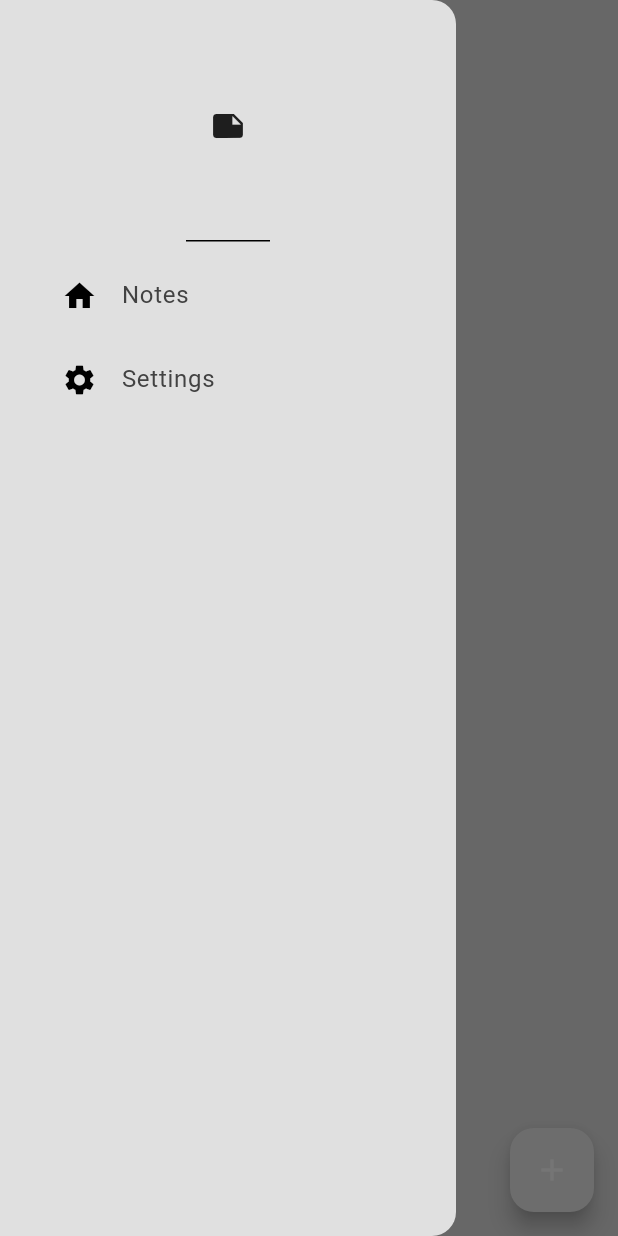
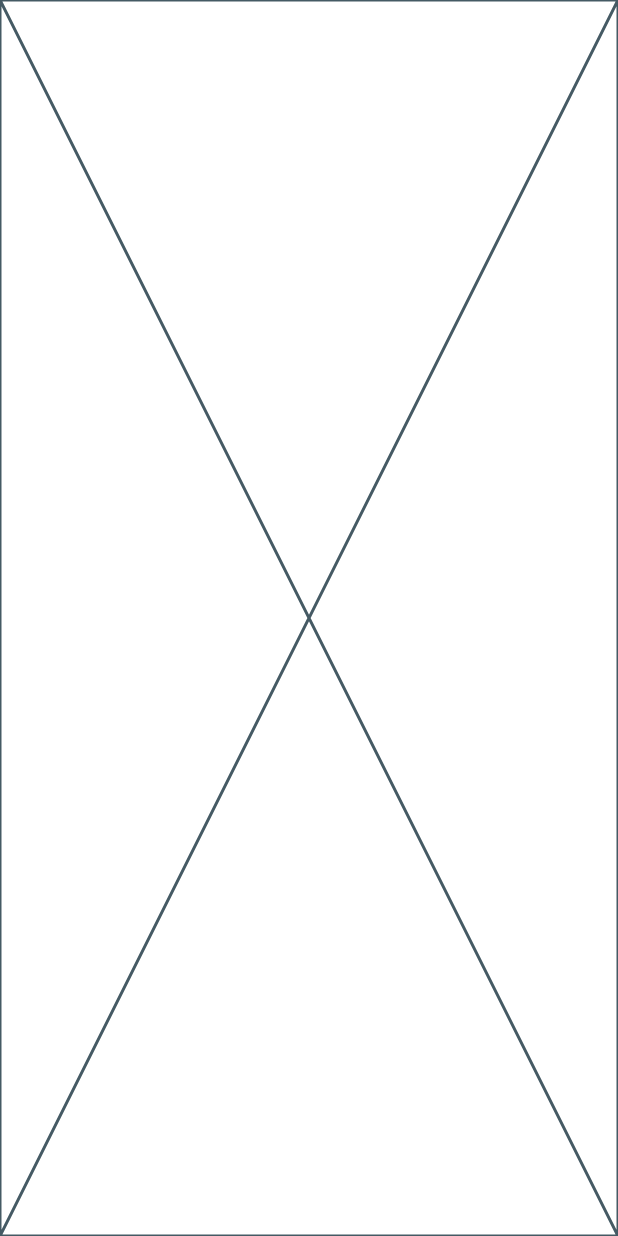
Before and after one commit to faldi17/notes-flutter, a Flutter app: the screen it shows after launch, in the side drawer, after a tap on "Settings", on a phone screen of 412 x 824 dp. Run offline on Flutter 3.47's test engine with Material 3 defaults, Android fonts, the phone set to English and light mode, and no system bars; our stand-ins replace google_fonts, isar; accounts and stored records are empty; generated files the repository leaves out were written again.

Commit message:
settings drawer menu

```diff
--- a/lib/components/drawer.dart
+++ b/lib/components/drawer.dart
@@ -1,5 +1,6 @@
 import 'package:flutter/material.dart';
 import 'package:notes_flutter/components/drawer_tile.dart';
+import 'package:notes_flutter/pages/settings_page.dart';
 
 class MyDrawer extends StatelessWidget {
   const MyDrawer({super.key});
@@ -24,7 +25,13 @@ class MyDrawer extends StatelessWidget {
           DrawerTile(
             title: "Settings",
             leading: const Icon(Icons.settings),
-            onTap: () {},
+            onTap: () {
+              Navigator.pop(context);
+              Navigator.push(
+                context,
+                MaterialPageRoute(builder: (context) => SettingsPage()),
+              );
+            },
           ),
         ],
       ),
--- /dev/null
+++ b/lib/pages/settings_page.dart
@@ -0,0 +1,10 @@
+import 'package:flutter/material.dart';
+
+class SettingsPage extends StatelessWidget {
+  const SettingsPage({super.key});
+
+  @override
+  Widget build(BuildContext context) {
+    return const Placeholder();
+  }
+}
```
